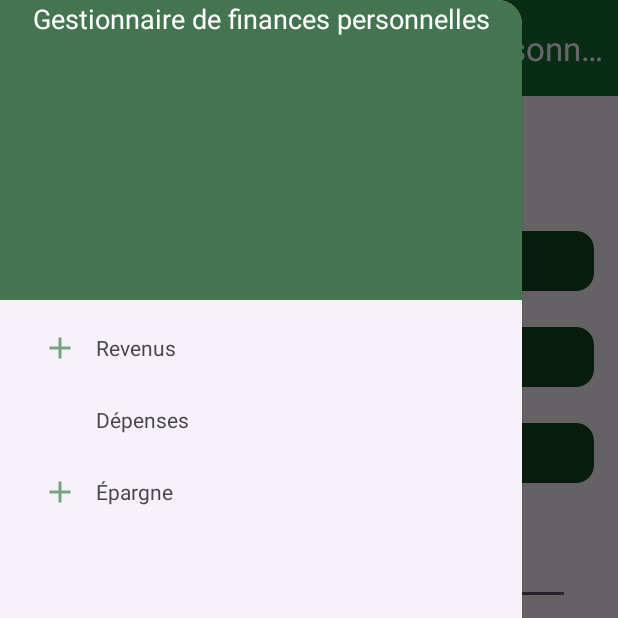
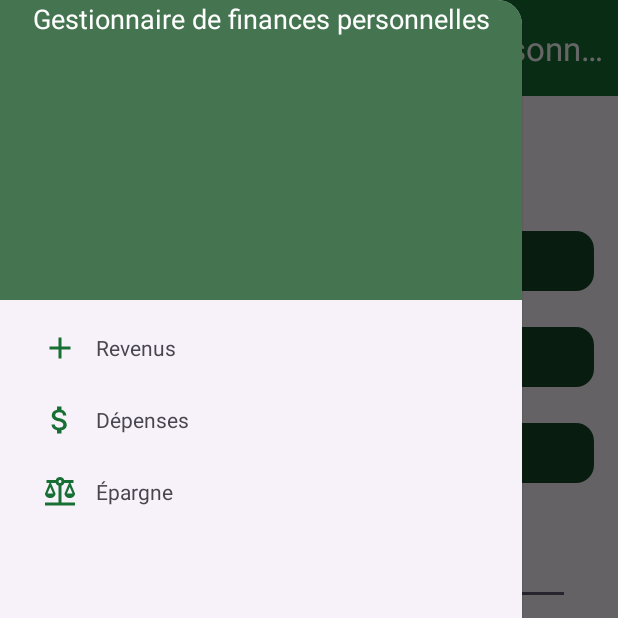
Before and after one commit to hibaalaoui/Projet-Android, an Android app: the HomeActivity screen opened directly, with no data from a screen before it, with the side drawer open, on a phone screen of 412 x 824 dp, the top half of it. Run offline under Robolectric (Android 15) with nearby library versions, the phone set to English and light mode, and no system bars; our stand-ins replace Firebase (no records; nobody signed in at launch, a user with empty details on screens opened directly); libraries missing offline, so code that uses them is left out: com.github.mikephil.charting.

Commit message:
added icons

```diff
--- /dev/null
+++ b/app/src/main/res/drawable/epargne_ic.xml
@@ -0,0 +1,5 @@
+<vector xmlns:android="http://schemas.android.com/apk/res/android" android:height="24dp" android:tint="#B2B2B2" android:viewportHeight="24" android:viewportWidth="24" android:width="24dp">
+
+    <path android:fillColor="@android:color/white" android:pathData="M13,7.83c0.85,-0.3 1.53,-0.98 1.83,-1.83H18l-3,7c0,1.66 1.57,3 3.5,3s3.5,-1.34 3.5,-3l-3,-7h2V4h-6.17C14.42,2.83 13.31,2 12,2S9.58,2.83 9.17,4L3,4v2h2l-3,7c0,1.66 1.57,3 3.5,3S9,14.66 9,13L6,6h3.17c0.3,0.85 0.98,1.53 1.83,1.83V19H2v2h20v-2h-9V7.83zM20.37,13h-3.74l1.87,-4.36L20.37,13zM7.37,13H3.63L5.5,8.64L7.37,13zM12,6c-0.55,0 -1,-0.45 -1,-1c0,-0.55 0.45,-1 1,-1s1,0.45 1,1C13,5.55 12.55,6 12,6z"/>
+
+</vector>
--- /dev/null
+++ b/app/src/main/res/drawable/expense_ic.xml
@@ -0,0 +1,5 @@
+<vector xmlns:android="http://schemas.android.com/apk/res/android" android:height="24dp" android:tint="#B2B2B2" android:viewportHeight="24" android:viewportWidth="24" android:width="24dp">
+
+    <path android:fillColor="@android:color/white" android:pathData="M11.8,10.9c-2.27,-0.59 -3,-1.2 -3,-2.15 0,-1.09 1.01,-1.85 2.7,-1.85 1.78,0 2.44,0.85 2.5,2.1h2.21c-0.07,-1.72 -1.12,-3.3 -3.21,-3.81V3h-3v2.16c-1.94,0.42 -3.5,1.68 -3.5,3.61 0,2.31 1.91,3.46 4.7,4.13 2.5,0.6 3,1.48 3,2.41 0,0.69 -0.49,1.79 -2.7,1.79 -2.06,0 -2.87,-0.92 -2.98,-2.1h-2.2c0.12,2.19 1.76,3.42 3.68,3.83V21h3v-2.15c1.95,-0.37 3.5,-1.5 3.5,-3.55 0,-2.84 -2.43,-3.81 -4.7,-4.4z"/>
+
+</vector>
--- /dev/null
+++ b/app/src/main/res/drawable/income_ic.xml
@@ -0,0 +1,5 @@
+<vector xmlns:android="http://schemas.android.com/apk/res/android" android:height="24dp" android:tint="#B2B2B2" android:viewportHeight="24" android:viewportWidth="24" android:width="24dp">
+
+    <path android:fillColor="@android:color/white" android:pathData="M19,13h-6v6h-2v-6H5v-2h6V5h2v6h6v2z"/>
+
+</vector>
--- /dev/null
+++ b/app/src/main/res/drawable/savings_ic.xml
@@ -0,0 +1,5 @@
+<vector xmlns:android="http://schemas.android.com/apk/res/android" android:height="24dp" android:tint="#000000" android:viewportHeight="24" android:viewportWidth="24" android:width="24dp">
+
+    <path android:fillColor="@android:color/white" android:pathData="M13,7.83c0.85,-0.3 1.53,-0.98 1.83,-1.83H18l-3,7c0,1.66 1.57,3 3.5,3s3.5,-1.34 3.5,-3l-3,-7h2V4h-6.17C14.42,2.83 13.31,2 12,2S9.58,2.83 9.17,4L3,4v2h2l-3,7c0,1.66 1.57,3 3.5,3S9,14.66 9,13L6,6h3.17c0.3,0.85 0.98,1.53 1.83,1.83V19H2v2h20v-2h-9V7.83zM20.37,13h-3.74l1.87,-4.36L20.37,13zM7.37,13H3.63L5.5,8.64L7.37,13zM12,6c-0.55,0 -1,-0.45 -1,-1c0,-0.55 0.45,-1 1,-1s1,0.45 1,1C13,5.55 12.55,6 12,6z"/>
+
+</vector>
--- a/app/src/main/res/menu/navmenu.xml
+++ b/app/src/main/res/menu/navmenu.xml
@@ -2,13 +2,14 @@
 <menu xmlns:android="http://schemas.android.com/apk/res/android">
     <item android:id="@+id/income"
         android:title="Revenus"
-        android:icon="@drawable/income" />
+        android:icon="@drawable/income_ic" />
     <item
         android:id="@+id/expenses"
-        android:title="Dépenses" />
+        android:title="Dépenses"
+        android:icon="@drawable/expense_ic"/>
     <item
         android:id="@+id/nav_savings"
-        android:icon="@drawable/income"
+        android:icon="@drawable/epargne_ic"
         android:title="Épargne"/>
 
 </menu>
```
